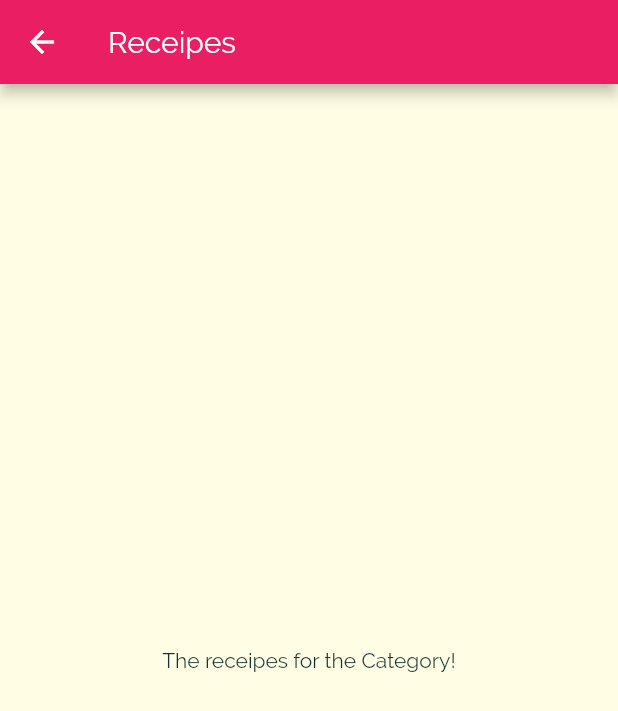
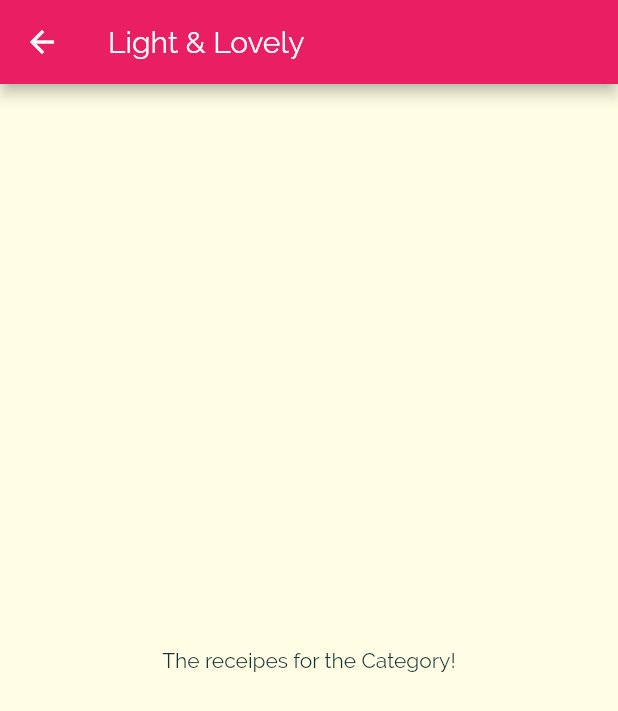
Before and after one commit to a7md0/FlutterMealsApp, a Flutter app: the screen it shows after launch, after a tap on "Light & Lovely", on a phone screen of 412 x 824 dp. Shown: the top 711 px of the screen. Run offline on Flutter 3.47's test engine with Material 2 defaults, Android fonts, the phone set to English and light mode, and no system bars.

Commit message:
Pass data through category meals sc

```diff
--- a/lib/categories/categories_screen.dart
+++ b/lib/categories/categories_screen.dart
@@ -12,9 +12,7 @@ class CategoriesScreen extends StatelessWidget {
       ),
       body: GridView(
         padding: const EdgeInsets.all(25),
-        children: DUMMY_CATEGORIES.map((cat) {
-          return CategoryItem(cat.title, cat.color);
-        }).toList(),
+        children: DUMMY_CATEGORIES.map((cat) => CategoryItem(cat)).toList(),
         gridDelegate: SliverGridDelegateWithMaxCrossAxisExtent(
           maxCrossAxisExtent: 200,
           childAspectRatio: 3 / 2,
--- a/lib/categories/category_item.dart
+++ b/lib/categories/category_item.dart
@@ -1,12 +1,12 @@
 import 'package:flutter/material.dart';
 
 import './category_meals_screen.dart';
+import '../models/category.dart';
 
 class CategoryItem extends StatelessWidget {
-  final String title;
-  final Color color;
+  final Category category;
 
-  CategoryItem(this.title, this.color);
+  CategoryItem(this.category);
 
   @override
   Widget build(BuildContext context) {
@@ -17,14 +17,14 @@ class CategoryItem extends StatelessWidget {
       child: Container(
         padding: const EdgeInsets.all(15),
         child: Text(
-          title,
+          category.title,
           style: Theme.of(context).textTheme.headline6,
         ),
         decoration: BoxDecoration(
           gradient: LinearGradient(
             colors: [
-              color.withOpacity(0.7),
-              color,
+              category.color.withOpacity(0.7),
+              category.color,
             ],
             begin: Alignment.topLeft,
             end: Alignment.topRight,
@@ -38,7 +38,7 @@ class CategoryItem extends StatelessWidget {
   void selectCategory(BuildContext ctx) {
     final pageRoute = MaterialPageRoute(
       builder: (_) {
-        return CategoryMealsScreen();
+        return CategoryMealsScreen(category);
       },
     );
 
--- a/lib/categories/category_meals_screen.dart
+++ b/lib/categories/category_meals_screen.dart
@@ -1,11 +1,17 @@
 import 'package:flutter/material.dart';
 
+import '../models/category.dart';
+
 class CategoryMealsScreen extends StatelessWidget {
+  final Category category;
+
+  CategoryMealsScreen(this.category);
+
   @override
   Widget build(BuildContext context) {
     return Scaffold(
       appBar: AppBar(
-        title: Text('Receipes'),
+        title: Text(category.title),
       ),
       body: Center(
         child: Text('The receipes for the Category!'),
```
